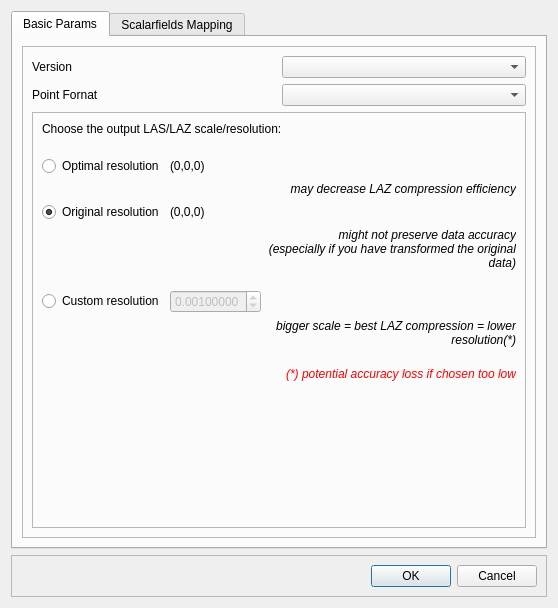
Qt form ui/lassavedialog.ui (tmontaigu/LAS-IO) before a commit.
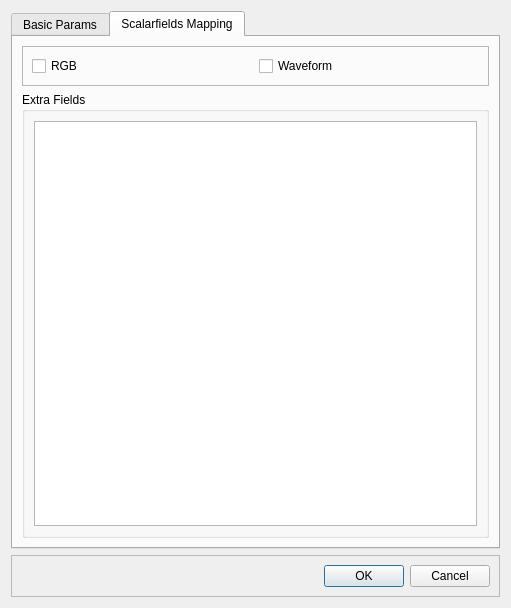
The same form after that commit. The open tabs and pages were chosen to show the change.

What changed in the file:
```diff
--- a/ui/lassavedialog.ui
+++ b/ui/lassavedialog.ui
@@ -6,7 +6,7 @@
             <rect>
                 <x>0</x>
                 <y>0</y>
-                <width>419</width>
+                <width>511</width>
                 <height>608</height>
             </rect>
         </property>
@@ -61,6 +61,9 @@
                                                 </item>
                                             </layout>
                                         </item>
+                                    </layout>
+                                </widget>
+                            </item>
                                         <item>
                                             <widget class="QFrame" name="frame">
                                                 <property name="frameShape">
@@ -118,16 +121,12 @@
                                                             </property>
                                                             <property name="toolTip">
                                                                 <string>Ensures optimal accuracy (up to 10^-7
-                                                                    absolute)
+                                                        absolute)
                                                                 </string>
                                                             </property>
                                                             <property name="text">
                                                                 <string>may decrease LAZ compression efficiency</string>
                                                             </property>
-                                                            <property name="alignment">
-                                                                <set>Qt::AlignRight|Qt::AlignTrailing|Qt::AlignVCenter
-                                                                </set>
-                                                            </property>
                                                         </widget>
                                                     </item>
                                                     <item>
@@ -176,14 +175,10 @@
                                                             </property>
                                                             <property name="text">
                                                                 <string>might not preserve data accuracy
-                                                                    (especially if you have transformed the original
-                                                                    data)
-                                                                </string>
-                                                            </property>
-                                                            <property name="alignment">
-                                                                <set>Qt::AlignRight|Qt::AlignTrailing|Qt::AlignVCenter
-                                                                </set>
-                                                            </property>
+                                                        (especially if you have transformed the original
+                                                        data)
+                                                    </string>
+                                                </property>
                                                         </widget>
                                                     </item>
                                                     <item>
@@ -196,8 +191,7 @@
                                                                 </widget>
                                                             </item>
                                                             <item>
-                                                                <widget class="QDoubleSpinBox"
-                                                                        name="customScaleDoubleSpinBox_2">
+                                                    <widget class="QDoubleSpinBox" name="customScaleDoubleSpinBox_2">
                                                                     <property name="enabled">
                                                                         <bool>false</bool>
                                                                     </property>
@@ -245,13 +239,9 @@
                                                             </property>
                                                             <property name="text">
                                                                 <string>bigger scale = best LAZ compression = lower
-                                                                    resolution(*)
-                                                                </string>
-                                                            </property>
-                                                            <property name="alignment">
-                                                                <set>Qt::AlignRight|Qt::AlignTrailing|Qt::AlignVCenter
-                                                                </set>
-                                                            </property>
+                                                        resolution(*)
+                                                    </string>
+                                                </property>
                                                         </widget>
                                                     </item>
                                                     <item>
@@ -268,10 +258,6 @@
                                                                 <string>(*) potential accuracy loss if chosen too low
                                                                 </string>
                                                             </property>
-                                                            <property name="alignment">
-                                                                <set>Qt::AlignRight|Qt::AlignTrailing|Qt::AlignVCenter
-                                                                </set>
-                                                            </property>
                                                         </widget>
                                                     </item>
                                                     <item>
@@ -292,28 +278,57 @@
                                         </item>
                                     </layout>
                                 </widget>
-                            </item>
-                        </layout>
-                    </widget>
-                    <widget class="QWidget" name="tab_2">
+                    <widget class="QWidget" name="scalarFieldsMappingTab">
                         <attribute name="title">
                             <string>Scalarfields Mapping</string>
                         </attribute>
                         <attribute name="whatsThis">
                             <string>Select for each LAS dimension, the PointColoud Scalarfield to use</string>
                         </attribute>
+                        <layout class="QVBoxLayout" name="verticalLayout_6">
+                            <item>
+                                <layout class="QFormLayout" name="scalarFieldFormLayout"/>
+                            </item>
+                            <item>
+                                <widget class="QFrame" name="specialScalarFieldFrame">
+                                    <property name="frameShape">
+                                        <enum>QFrame::StyledPanel</enum>
+                                    </property>
+                                    <property name="frameShadow">
+                                        <enum>QFrame::Raised</enum>
+                                    </property>
                         <layout class="QHBoxLayout" name="horizontalLayout_5">
                             <item>
-                                <widget class="QFrame" name="scalarFieldFrame">
-                                    <property name="frameShape">
-                                        <enum>QFrame::StyledPanel</enum>
-                                    </property>
-                                    <property name="frameShadow">
-                                        <enum>QFrame::Raised</enum>
+                                            <widget class="QCheckBox" name="rgbCheckBox">
+                                                <property name="text">
+                                                    <string>RGB</string>
+                                                </property>
+                                            </widget>
+                                        </item>
+                                        <item>
+                                            <widget class="QCheckBox" name="waveformCheckBox">
+                                                <property name="text">
+                                                    <string>Waveform</string>
+                                                </property>
+                                            </widget>
+                                        </item>
+                                    </layout>
+                                </widget>
+                            </item>
+                            <item>
+                                <widget class="QGroupBox" name="extraScalarFieldsGroup">
+                                    <property name="sizePolicy">
+                                        <sizepolicy hsizetype="Preferred" vsizetype="Minimum">
+                                            <horstretch>0</horstretch>
+                                            <verstretch>0</verstretch>
+                                        </sizepolicy>
+                                    </property>
+                                    <property name="title">
+                                        <string>Extra Fields</string>
                                     </property>
                                     <layout class="QVBoxLayout" name="verticalLayout_2">
                                         <item>
-                                            <layout class="QFormLayout" name="scalarFieldFormLayout"/>
+                                            <widget class="QListView" name="extraScalarFieldView"/>
                                         </item>
                                     </layout>
                                 </widget>
```
Lines whose indentation alone changed are shown as unchanged.
